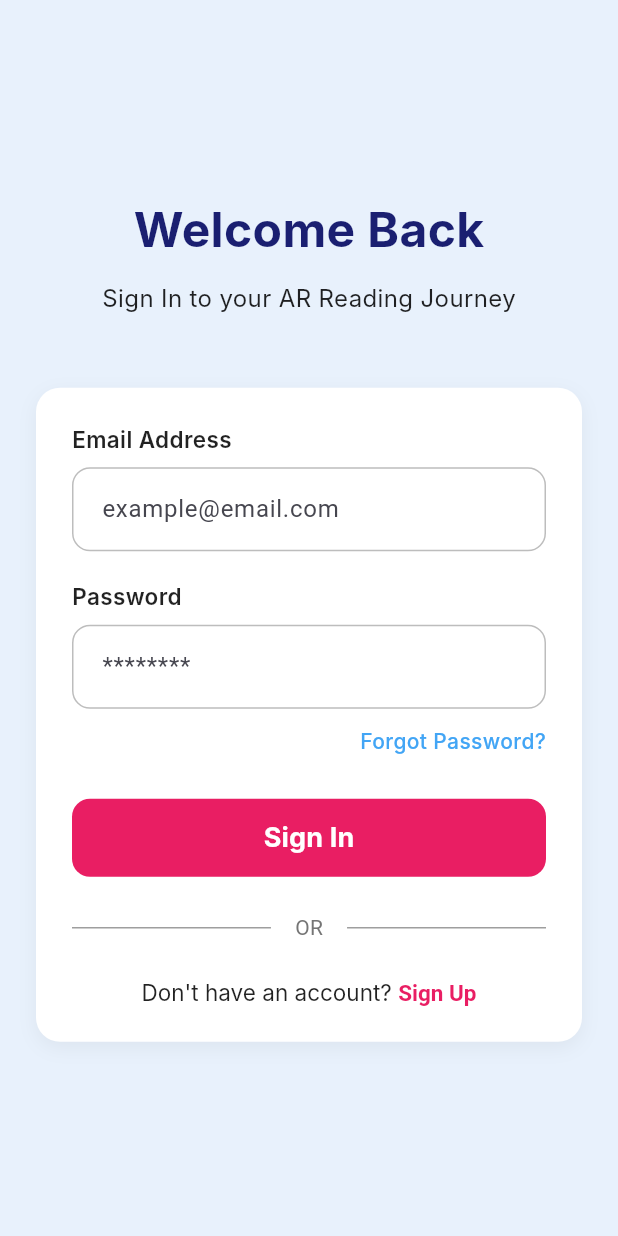
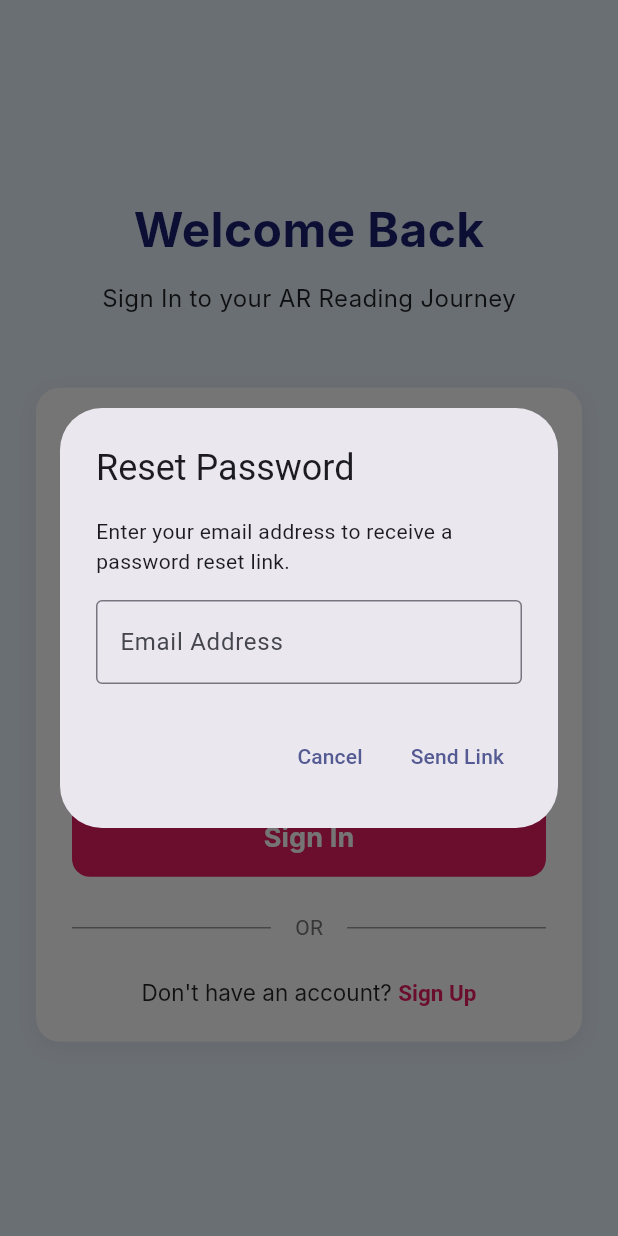
Before and after one commit to Sihas01/LearnX-AR, a Flutter app: the SignInScreen screen opened directly, after a tap on "Forgot Password?", on a phone screen of 412 x 824 dp. Run offline on Flutter 3.47's test engine with Material 3 defaults, Android fonts, the phone set to English and light mode, and no system bars; our stand-ins replace firebase_auth, firebase_core; accounts and stored records are empty; generated files the repository leaves out were written again; Roboto replaces fonts that are missing (Inter).

Commit message:
implement forgot password feature

```diff
--- a/lib/screens/sign_in_screen.dart
+++ b/lib/screens/sign_in_screen.dart
@@ -73,6 +73,80 @@ class _SignInScreenState extends State<SignInScreen> {
         }
       }
     }
+  }
+
+  Future<void> _showForgotPasswordDialog() async {
+    final TextEditingController resetEmailController = TextEditingController(text: _emailController.text);
+
+    return showDialog<void>(
+      context: context,
+      builder: (BuildContext context) {
+        return AlertDialog(
+          title: const Text('Reset Password'),
+          content: SingleChildScrollView(
+            child: ListBody(
+              children: <Widget>[
+                const Text('Enter your email address to receive a password reset link.'),
+                const SizedBox(height: 16),
+                TextField(
+                  controller: resetEmailController,
+                  decoration: const InputDecoration(
+                    labelText: 'Email Address',
+                    border: OutlineInputBorder(),
+                  ),
+                ),
+              ],
+            ),
+          ),
+          actions: <Widget>[
+            TextButton(
+              child: const Text('Cancel'),
+              onPressed: () {
+                Navigator.of(context).pop();
+              },
+            ),
+            TextButton(
+              child: const Text('Send Link'),
+              onPressed: () async {
+                if (resetEmailController.text.isEmpty) {
+                   ScaffoldMessenger.of(context).showSnackBar(
+                    const SnackBar(content: Text('Please enter email')),
+                   );
+                   return;
+                }
+
+                // Show loading indicator
+                showDialog(
+                  context: context,
+                  barrierDismissible: false,
+                  builder: (context) => const Center(child: CircularProgressIndicator()),
+                );
+
+                try {
+                  await _auth.sendPasswordResetEmail(email: resetEmailController.text.trim());
+
+                  if (mounted) {
+                    Navigator.of(context).pop(); // Close loading dialog
+                    Navigator.of(context).pop(); // Close reset password dialog
+                    ScaffoldMessenger.of(context).showSnackBar(
+                      const SnackBar(content: Text('Password reset link sent! Check your email.')),
+                    );
+                  }
+                } catch (e) {
+                  if (mounted) {
+                    Navigator.of(context).pop(); // Close loading dialog
+                    // Don't close reset dialog so user can try again or fix email
+                    ScaffoldMessenger.of(context).showSnackBar(
+                      SnackBar(content: Text('Error: $e')),
+                    );
+                  }
+                }
+              },
+            ),
+          ],
+        );
+      },
+    );
   }
 
   @override
@@ -168,7 +242,7 @@ class _SignInScreenState extends State<SignInScreen> {
                           alignment: Alignment.centerRight,
                           child: GestureDetector(
                             onTap: () {
-                              // TODO: Forgot Password logic
+                              _showForgotPasswordDialog();
                             },
                             child: const Text(
                               'Forgot Password?',
```
